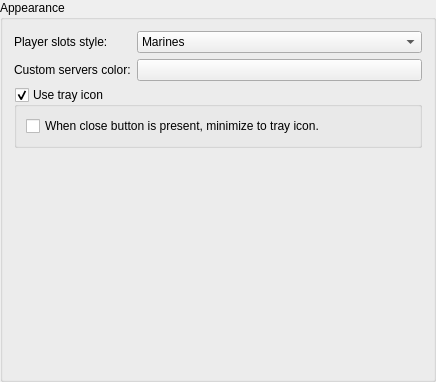
Destroyerrrocket/doomseeker-unofficial, file src/gui/cfgAppearance.ui: the form before one commit.
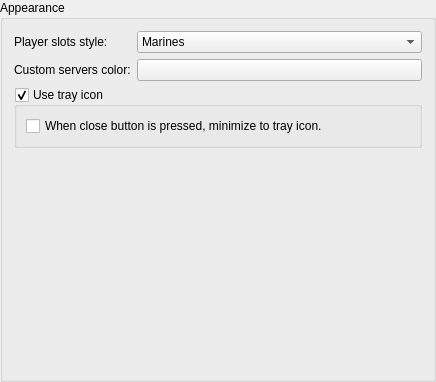
The form after the commit.

What changed in the file:
```diff
--- a/src/gui/cfgAppearance.ui
+++ b/src/gui/cfgAppearance.ui
@@ -85,7 +85,7 @@
       <item>
        <widget class="QCheckBox" name="cbCloseToTrayIcon">
         <property name="text">
-         <string>When close button is present, minimize to tray icon.</string>
+         <string>When close button is pressed, minimize to tray icon.</string>
         </property>
        </widget>
       </item>
```
